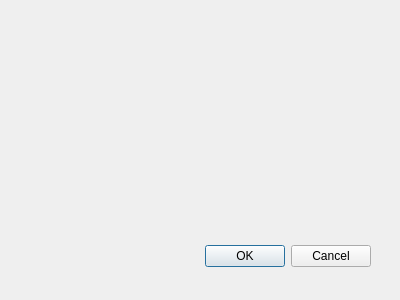
Before: the Qt Designer form alertwindow.ui in GTMHS/QtMainWidget, drawn with Qt 5.
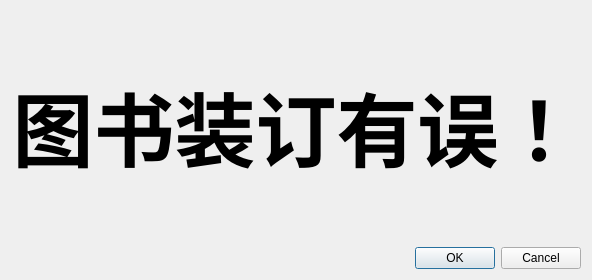
After: the same form once the commit is applied.

The edit to the form file:
```diff
--- a/alertwindow.ui
+++ b/alertwindow.ui
@@ -8,22 +8,33 @@
    <rect>
     <x>0</x>
     <y>0</y>
-    <width>400</width>
-    <height>300</height>
+    <width>592</width>
+    <height>280</height>
    </rect>
   </property>
   <property name="windowTitle">
    <string>Dialog</string>
   </property>
-  <widget name="buttonBox" class="QDialogButtonBox">
-   <property name="geometry">
-    <rect>
-     <x>30</x>
-     <y>240</y>
-     <width>341</width>
-     <height>32</height>
-    </rect>
-   </property>
+  <layout class="QVBoxLayout" name="verticalLayout">
+   <item>
+    <widget class="QLabel" name="label">
+     <property name="font">
+      <font>
+       <pointsize>61</pointsize>
+       <weight>75</weight>
+       <bold>true</bold>
+      </font>
+     </property>
+     <property name="text">
+      <string>图书装订有误！</string>
+     </property>
+     <property name="alignment">
+      <set>Qt::AlignCenter</set>
+     </property>
+    </widget>
+   </item>
+   <item>
+    <widget class="QDialogButtonBox" name="buttonBox">
    <property name="orientation">
     <enum>Qt::Horizontal</enum>
    </property>
@@ -31,6 +42,8 @@
     <set>QDialogButtonBox::Cancel|QDialogButtonBox::Ok</set>
    </property>
   </widget>
+   </item>
+  </layout>
  </widget>
  <pixmapfunction/>
  <resources/>
```
Left out of the diff: 9 changed lines with no effect on the pictures. Lines whose indentation alone changed are shown as unchanged.
